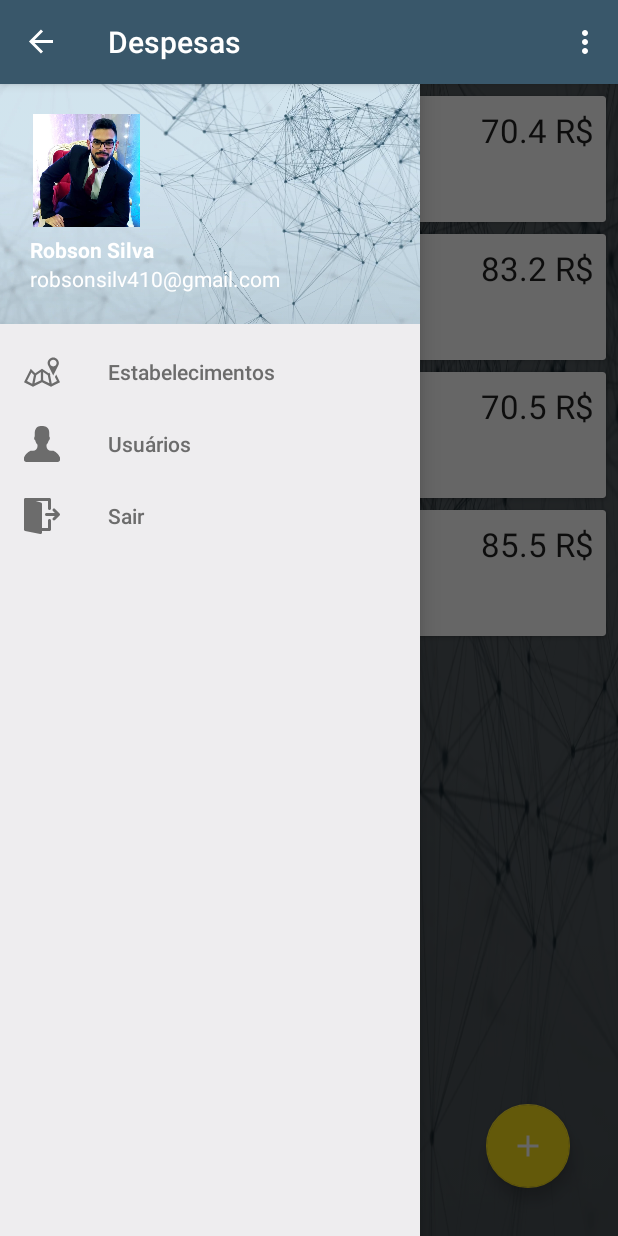
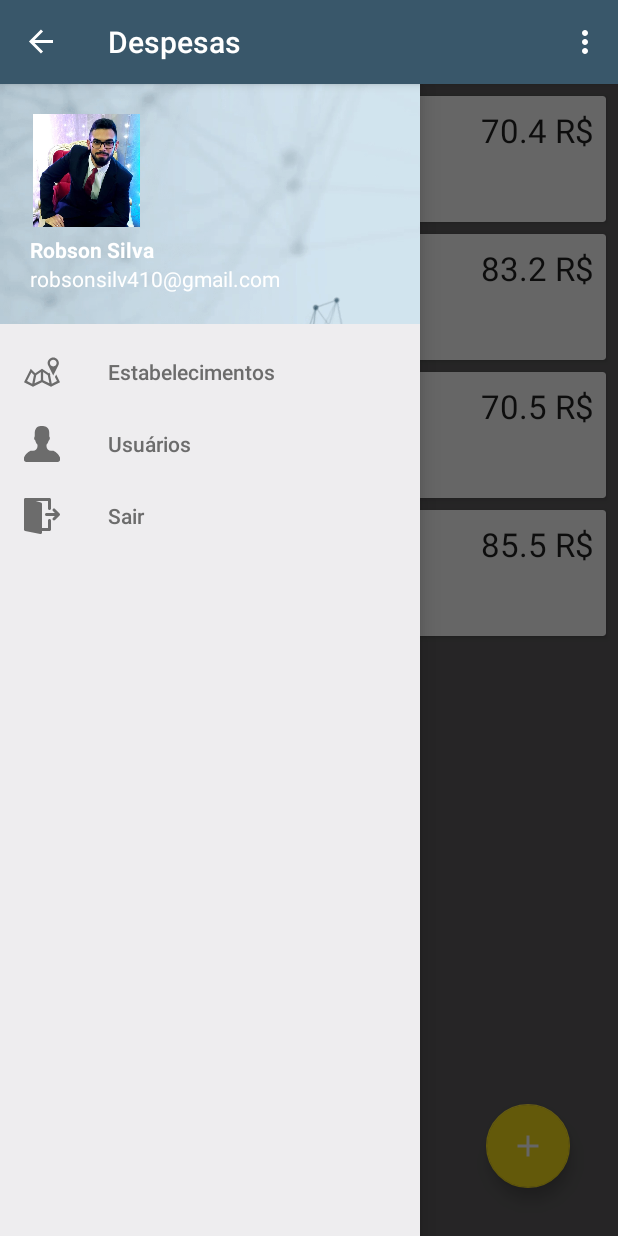
Before and after one commit to gildardmhn/DespesasAppAndroid, an Android app: the MainActivity screen opened directly, with no data from a screen before it, with the side drawer open, on a phone screen of 412 x 824 dp. Run offline under Robolectric (Android 15) with nearby library versions, the phone set to English and light mode, and no system bars; our stand-ins replace Room's generated code.

```diff
--- a/app/src/main/res/layout/activity_main.xml
+++ b/app/src/main/res/layout/activity_main.xml
@@ -2,9 +2,9 @@
 <androidx.drawerlayout.widget.DrawerLayout xmlns:android="http://schemas.android.com/apk/res/android"
     xmlns:app="http://schemas.android.com/apk/res-auto"
     xmlns:tools="http://schemas.android.com/tools"
+    android:id="@+id/drawer"
     android:layout_width="match_parent"
     android:layout_height="match_parent"
-    android:id="@+id/drawer"
     tools:context=".Activity.MainActivity">
 
     <com.google.android.material.navigation.NavigationView
@@ -20,7 +20,7 @@
     <LinearLayout
         android:layout_width="match_parent"
         android:layout_height="match_parent"
-        android:background="@drawable/background"></LinearLayout>
+        android:background="@color/background"></LinearLayout>
 
     <androidx.coordinatorlayout.widget.CoordinatorLayout
         android:layout_width="match_parent"
--- a/app/src/main/res/layout/header.xml
+++ b/app/src/main/res/layout/header.xml
@@ -2,7 +2,7 @@
 <LinearLayout xmlns:android="http://schemas.android.com/apk/res/android"
     android:layout_width="match_parent"
     android:layout_height="160dp"
-    android:background="@drawable/background"
+    android:background="@drawable/background_header"
     android:orientation="vertical"
     android:padding="20dp">
 
```
Also changed, not shown: app/src/main/AndroidManifest.xml (+7 -8 lines), app/src/main/java/com/codinginflow/despesas/Activity/SplashActivity.java (+6 -1 lines), app/src/main/res/drawable/background.png, app/src/main/res/drawable/background_header.png (added), 1 other file.
